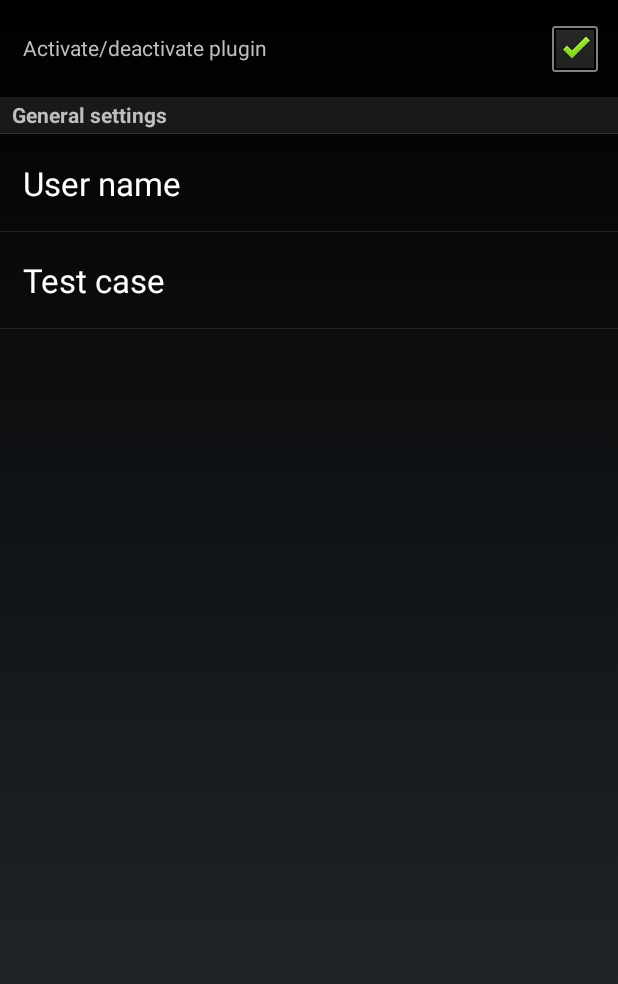
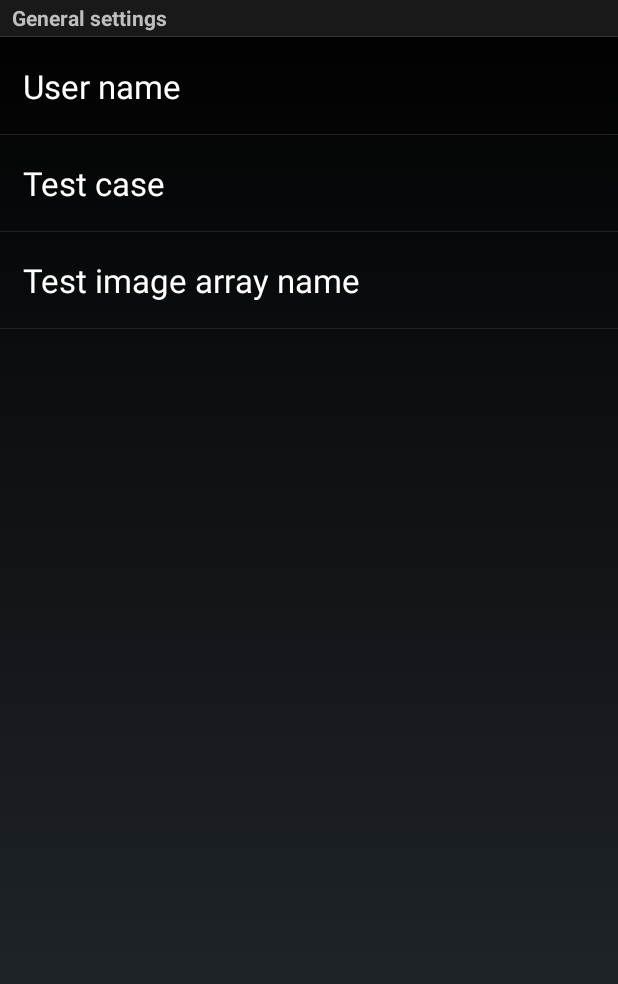
Before and after one commit to Urkki/ACP2, an Android app: the SettingsActivity screen opened directly, with no data from a screen before it, on a phone screen of 412 x 824 dp. Shown: the top 984 px of the screen. Run offline under Robolectric (Android 15) with nearby library versions, the phone set to English and light mode, and no system bars.

Commit message:
Disabled big ad links and added banner or icon setting.

```diff
--- a/app/src/main/java/ads/mobile/acp2demo/Plugin.java
+++ b/app/src/main/java/ads/mobile/acp2demo/Plugin.java
@@ -91,6 +91,6 @@ public class Plugin extends Aware_Plugin {
         Aware.setSetting(this, Settings.STATUS_PLUGIN_AD_DEMO, false);
 
         //Stop AWARE's instance running inside the plugin package
-        Aware.stopAWARE();
+        Aware.stopAWARE(this);
     }
 }
--- a/app/src/main/java/ads/mobile/acp2demo/services/AppCheckerService.java
+++ b/app/src/main/java/ads/mobile/acp2demo/services/AppCheckerService.java
@@ -56,8 +56,8 @@ public class AppCheckerService extends Service {
     private static SharedPreferences pref;
     private static long adTriggerTime = 0;
     private int adCounter = 0;
-    private static final int CHANGE_AD_DELAY = 20000; // 20 seconds.
-    private static final int SMALL_AD_COOLDOWN_DELAY = 20000; // 20 seconds.
+    private static final int CHANGE_AD_DELAY = 30000; // 30 seconds.
+    private static final int SMALL_AD_COOLDOWN_DELAY = 30000; // 30 seconds.
 
     private static final int CHANGE_AD = 1;
     private static final int SMALL_AD_COOLDOWN = 2;
--- a/app/src/main/res/values/strings.xml
+++ b/app/src/main/res/values/strings.xml
@@ -19,7 +19,10 @@
     <string name="general_settings_title">General settings</string>
     <string name="def_user_name">User name</string>
     <string name="test_case">Test case</string>
+    <string name="img_arr_name">Test image array name</string>
+    <string name="arr_name">icon</string>
     <string name="pref_user_name">CURRENT_USER_NAME</string>
+    <string name="pref_img_array_name">IMG_ARR_NAME</string>
     <string name="pref_test_case">CURRENT_TESTCASE_NAME</string>
     <string name="pref_plugin_enabled">PLUGIN_ENABLED</string>
 </resources>
--- a/app/src/main/res/xml/preferences.xml
+++ b/app/src/main/res/xml/preferences.xml
@@ -3,11 +3,12 @@
 android:key="plugin_template"
 android:title="@string/app_name">
 
-<CheckBoxPreference
-    android:key="@string/pref_plugin_enabled"
-    android:defaultValue="true"
-    android:persistent="true"
-    android:summary="Activate/deactivate plugin" />
+<!--<CheckBoxPreference-->
+    <!--android:key="@string/pref_plugin_enabled"-->
+    <!--android:defaultValue="true"-->
+    <!--android:persistent="true"-->
+    <!--android:summary="Activate/deactivate plugin" />-->
+
 
 <PreferenceCategory
     android:title="@string/general_settings_title"
@@ -22,6 +23,12 @@ android:title="@string/app_name">
         android:title="@string/test_case"
         android:id="@+id/test_case"
         android:hint="Test Case"/>
+    <EditTextPreference
+        android:key="@string/pref_img_array_name"
+        android:title="@string/img_arr_name"
+        android:defaultValue="@string/arr_name"
+        android:id="@+id/img_array_name"
+        android:hint="icon or banner"/>
 </PreferenceCategory>
 
 </PreferenceScreen>
```
Also changed, not shown: app/src/main/java/ads/mobile/acp2demo/activities/AdDialogActivity.java (+16 -16 lines), app/src/main/java/ads/mobile/acp2demo/activities/MainActivity.java (+10 -1 lines), app/src/main/java/ads/mobile/acp2demo/classes/AdFloatingViewManager.java (+18 -0 lines), app/src/main/java/ads/mobile/acp2demo/services/AdViewService.java (+19 -5 lines), app/src/main/res/layout/widget_ad.xml (+6 -5 lines).
